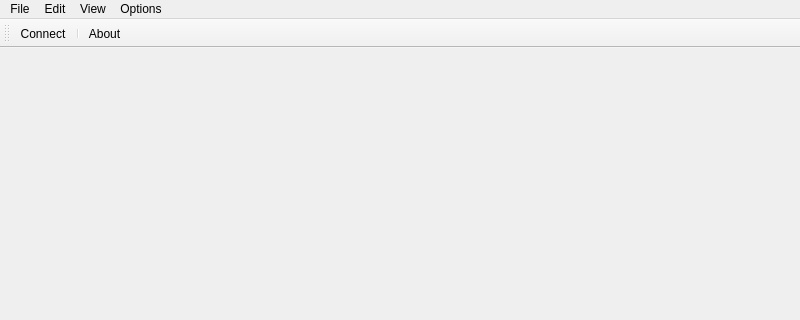
Qt form mainwindow.ui (flysnow010/flyscp) before a commit; both pictures show x 0 to 800 and y 0 to 320 of the 800 by 600 pixel window.
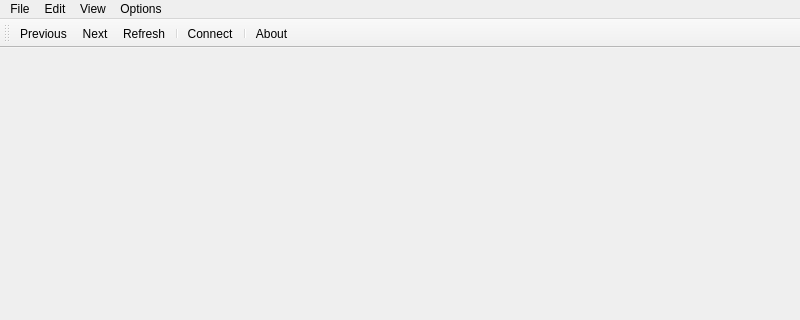
The same form after that commit. Icons and pictures are not drawn.

```diff
--- a/mainwindow.ui
+++ b/mainwindow.ui
@@ -94,6 +94,10 @@
    <attribute name="toolBarBreak">
     <bool>false</bool>
    </attribute>
+   <addaction name="actionPrevious"/>
+   <addaction name="actionNext"/>
+   <addaction name="actionRefresh"/>
+   <addaction name="separator"/>
    <addaction name="actionConnect"/>
    <addaction name="separator"/>
    <addaction name="actionAbout"/>
@@ -238,6 +242,33 @@
     <string>F3</string>
    </property>
   </action>
+  <action name="actionRefresh">
+   <property name="icon">
+    <iconset resource="FlyScp.qrc">
+     <normaloff>:/image/refresh.png</normaloff>:/image/refresh.png</iconset>
+   </property>
+   <property name="text">
+    <string>Refresh</string>
+   </property>
+  </action>
+  <action name="actionNext">
+   <property name="icon">
+    <iconset resource="FlyScp.qrc">
+     <normaloff>:/image/next.png</normaloff>:/image/next.png</iconset>
+   </property>
+   <property name="text">
+    <string>Next</string>
+   </property>
+  </action>
+  <action name="actionPrevious">
+   <property name="icon">
+    <iconset resource="FlyScp.qrc">
+     <normaloff>:/image/previous.png</normaloff>:/image/previous.png</iconset>
+   </property>
+   <property name="text">
+    <string>Previous</string>
+   </property>
+  </action>
  </widget>
  <resources>
   <include location="FlyScp.qrc"/>
```
